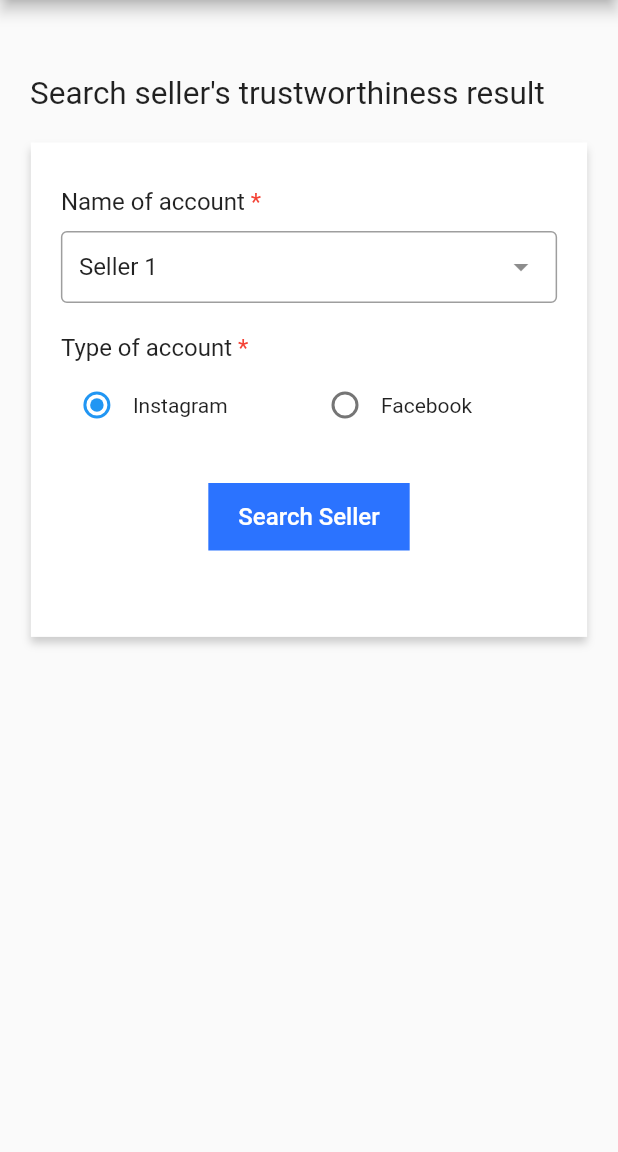
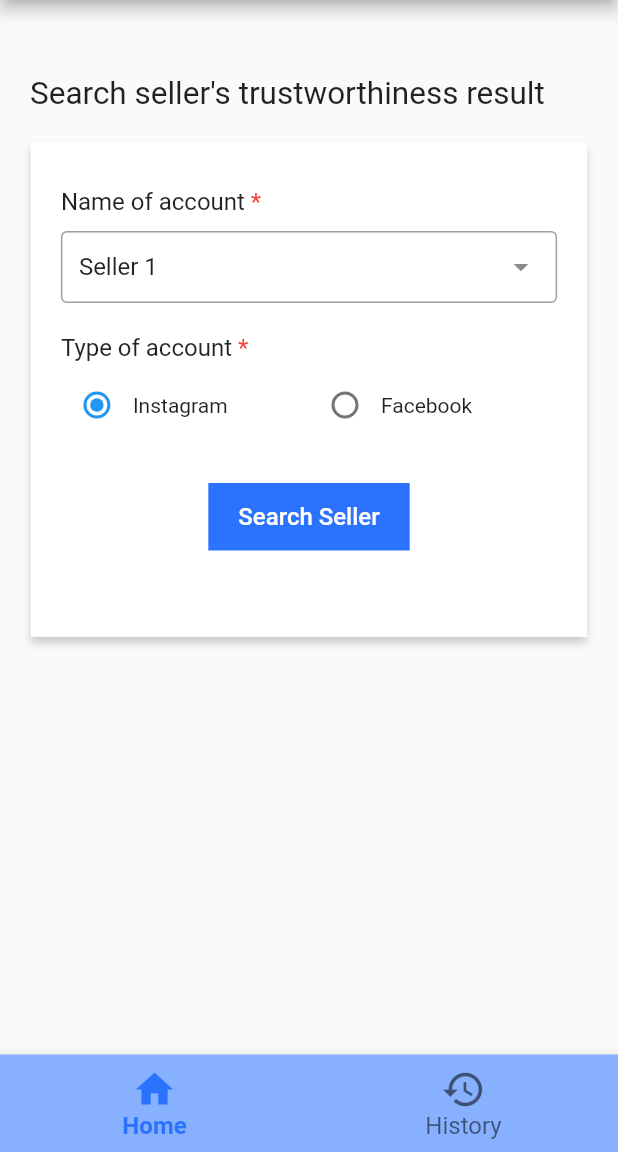
Before and after one commit to Najihah0125/TrustMeterApp, a Flutter app: the HomeScreen screen opened directly, after a tap on "Logout", on a phone screen of 412 x 824 dp, the part 84-1236 px from its top. Run offline on Flutter 3.47's test engine with Material 2 defaults, Android fonts, the phone set to English and light mode, and no system bars; drawn by our look-alikes of dropdown_search.

Commit message:
Create bottom navigation bar

```diff
--- a/lib/Screens/home_screen.dart
+++ b/lib/Screens/home_screen.dart
@@ -1,7 +1,5 @@
 import 'package:flutter/material.dart';
-import 'package:flutter/src/widgets/container.dart';
-import 'package:flutter/src/widgets/framework.dart';
-
+import 'package:trustmeter/Screens/history_screen.dart';
 import '../Functions/search_function.dart';
 
 class HomeScreen extends StatefulWidget {
@@ -12,28 +10,18 @@ class HomeScreen extends StatefulWidget {
 }
 
 class _HomeScreenState extends State<HomeScreen> {
-  // int _selectedIndex = 0;
+  int _selectedIndex = 0;
 
-  // static const List<Widget> _pages = <Widget>[
-  //   Icon(
-  //     Icons.call,
-  //     size: 150,
-  //   ),
-  //   Icon(
-  //     Icons.camera,
-  //     size: 150,
-  //   ),
-  //   Icon(
-  //     Icons.chat,
-  //     size: 150,
-  //   ),
-  // ];
+  static const List<Widget> _pages = <Widget>[
+    SearchFunction(),
+    HistoryScreen(),
+  ];
 
-  // void _onItemTapped(int index) {
-  //   setState(() {
-  //     _selectedIndex = index;
-  //   });
-  // }
+  void _onItemTapped(int index) {
+    setState(() {
+      _selectedIndex = index;
+    });
+  }
 
   @override
   Widget build(BuildContext context) {
@@ -48,37 +36,33 @@ class _HomeScreenState extends State<HomeScreen> {
         actions: <Widget>[
           TextButton.icon(
             onPressed: () {},
-            icon: Icon(
+            icon: const Icon(
               Icons.logout,
               size: 24.0,
               color: Colors.white,
             ),
-            label: Text(
+            label: const Text(
               'Logout',
               style: TextStyle(color: Colors.white),
             ),
           ),
         ],
       ),
-      // bottomNavigationBar: BottomNavigationBar(
-      //   iconSize: 30,
-      //   selectedFontSize: 16,
-      //   unselectedFontSize: 16,
-      //   backgroundColor: const Color.fromARGB(255, 135, 176, 255),
-      //   items: const <BottomNavigationBarItem>[
-      //     BottomNavigationBarItem(icon: Icon(Icons.home), label: "Home"),
-      //     BottomNavigationBarItem(
-      //         icon: Icon(Icons.history), label: "History"),
-      //   ],
-      //   currentIndex: _selectedIndex,
-      //   selectedItemColor: const Color.fromARGB(255, 43, 115, 255),
-      //   selectedLabelStyle: const TextStyle(fontWeight: FontWeight.bold),
-      //   onTap: _onItemTapped,
-      // ),
-      // body: Center(
-      //   child: _pages.elementAt(_selectedIndex),
-      // )
-      body: SearchFunction(),
+      bottomNavigationBar: BottomNavigationBar(
+        iconSize: 30,
+        selectedFontSize: 16,
+        unselectedFontSize: 16,
+        backgroundColor: const Color.fromARGB(255, 135, 176, 255),
+        items: const <BottomNavigationBarItem>[
+          BottomNavigationBarItem(icon: Icon(Icons.home), label: "Home"),
+          BottomNavigationBarItem(icon: Icon(Icons.history), label: "History"),
+        ],
+        currentIndex: _selectedIndex,
+        selectedItemColor: const Color.fromARGB(255, 43, 115, 255),
+        selectedLabelStyle: const TextStyle(fontWeight: FontWeight.bold),
+        onTap: _onItemTapped,
+      ),
+      body: _pages.elementAt(_selectedIndex),
     );
   }
 }
```
